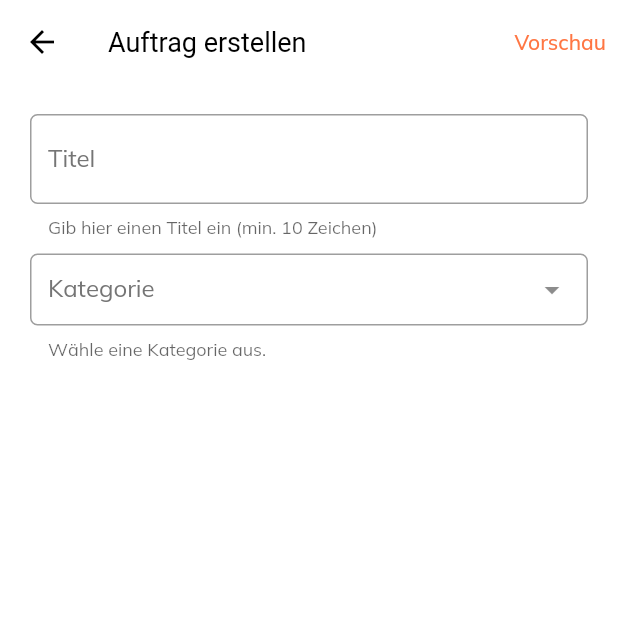
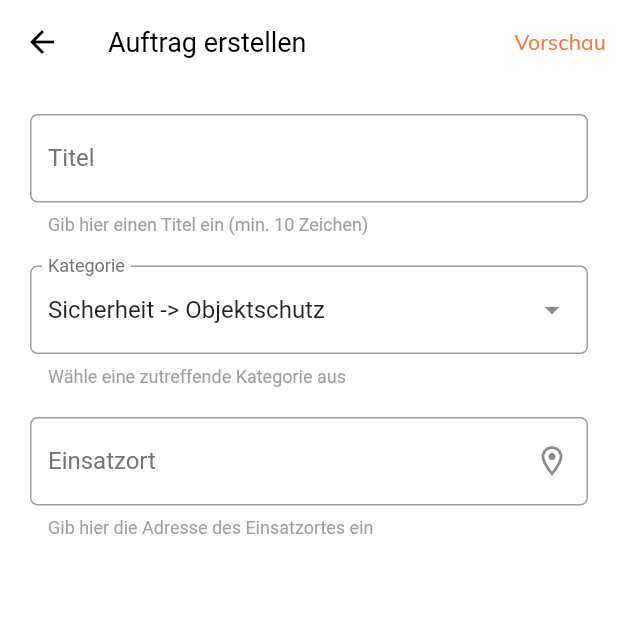
Before and after one commit to rahilkaiser/easy_job_app, a Flutter app: the CreateJobScreen screen opened by its route, on a phone screen of 412 x 824 dp, the top half of it. Run offline on Flutter 3.47's test engine with Material 2 defaults, Android fonts, the phone set to English and light mode, and no system bars; drawn by our look-alikes of dropdown_search; our stand-ins replace animated_text_kit, flutter_svg, geocoding, geolocator, google_maps_flutter.

Commit message:
AddedFields in Create Job Screen

```diff
--- a/lib/screens/auth/splash_screen/components/splash_screen_body.dart
+++ b/lib/screens/auth/splash_screen/components/splash_screen_body.dart
@@ -2,6 +2,7 @@
 
 import 'package:animated_text_kit/animated_text_kit.dart';
 import 'package:easy_job_app/constants.dart';
+import 'package:easy_job_app/screens/auth/sign_up_screen/sign_up_screen.dart';
 import 'package:easy_job_app/screens/home_screen/home_screen.dart';
 
 import 'package:flutter/material.dart';
--- /dev/null
+++ b/lib/screens/create_job/components/categories.dart
@@ -0,0 +1,15 @@
+import 'package:flutter/material.dart';
+
+class CategoryModal extends StatefulWidget {
+  const CategoryModal({Key? key}) : super(key: key);
+
+  @override
+  State<CategoryModal> createState() => _CategoryModalState();
+}
+
+class _CategoryModalState extends State<CategoryModal> {
+  @override
+  Widget build(BuildContext context) {
+    return Container();
+  }
+}
--- a/lib/screens/create_job/create_job_screen.dart
+++ b/lib/screens/create_job/create_job_screen.dart
@@ -15,26 +15,30 @@
 class _CreateJobScreenState extends State<CreateJobScreen> {
   int _activeStepIndex = 0;
 
-  //Titel
-  //Kategorie
-  //Beschreibung
-  //Einsatzort --> Adresse
-  //Einsatzbeginn --> ab sofort || Einsatzende --> Datum/ Vollzeit/ Teilzeit
-  //Gehalt und Auszahlungsart --> Pro Stunde || pauschal
+  bool shiftStartDateTimeSelected = false;
+  DateTime shiftStartDateTime = DateTime.now();
+  late DateTime untilDate;
 
-  TextEditingController title = TextEditingController();
+  @override
+  void initState() {
+    super.initState();
+
+    untilDate = DateTime(shiftStartDateTime.year + 10);
+  }
+
+  TextEditingController title = TextEditingController(text: "");
   TextEditingController descr = TextEditingController();
+
+  TextEditingController category =
+      TextEditingController(text: "Sicherheit -> Objektschutz");
+
+  TextEditingController adress = TextEditingController();
 
   final _createJobFormKey = GlobalKey<FormState>();
 
-  //Kategorien --> Enum?
-  //Einsatzort --> Addresse
-  //Einsatzbeginn --> ab sofort == DateTime.now() oder Datum
-  //Einsatzende --> DateTime || Enum
-  //Auszahlungsart --> isPerHour
-  //Gehalt --> float
-
   FocusNode _titleFocusNode = new FocusNode();
+  FocusNode _categoryFocusNode = new FocusNode();
+  FocusNode _adressFocusNode = new FocusNode();
 
   RenderBox? _findBorderBox(RenderBox box) {
     RenderBox? borderBox;
@@ -77,7 +81,11 @@
         ),
       ),
       body: Theme(
-        data: Theme.of(context).copyWith(primaryColor: kPrimaryColor),
+        data: ThemeData(
+          colorScheme: ThemeData().colorScheme.copyWith(
+                primary: kPrimaryColor,
+              ),
+        ),
         child: Container(
           padding: EdgeInsets.all(
             kDefaultPadding,
@@ -87,7 +95,129 @@
             child: Column(
               mainAxisAlignment: MainAxisAlignment.start,
               children: [
-                TextFormField(
+                TitleInputField(
+                    title: title,
+                    titleFocusNode: _titleFocusNode,
+                    createJobFormKey: _createJobFormKey),
+                SizedBox(
+                  height: 20,
+                ),
+                CategoriesField(
+                    category: category, categoryFocusNode: _categoryFocusNode),
+                SizedBox(
+                  height: 20,
+                ),
+
+                WorkLocationTextField(
+                    adress: adress, adressFocusNode: _adressFocusNode),
+                SizedBox(
+                  height: 20,
+                ),
+                //Kategorien --> Enum?
+                //Einsatzort --> Addresse
+                //Einsatzbeginn --> ab sofort == DateTime.now() oder Datum
+                //Einsatzende --> DateTime || Enum
+                //Auszahlungsart --> isPerHour
+                //Gehalt --> float
+
+
+              ],
+            ),
+          ),
+        ),
+      ),
+    );
+  }
+
+
+}
+
+class WorkLocationTextField extends StatelessWidget {
+  const WorkLocationTextField({
+    Key? key,
+    required this.adress,
+    required FocusNode adressFocusNode,
+  })  : _adressFocusNode = adressFocusNode,
+        super(key: key);
+
+  final TextEditingController adress;
+  final FocusNode _adressFocusNode;
+
+  @override
+  Widget build(BuildContext context) {
+    return TextFormField(
+      controller: adress,
+      focusNode: this._adressFocusNode,
+      readOnly: true,
+      decoration: InputDecoration(
+        suffixIcon: Icon(Icons.location_on_outlined),
+        focusedBorder: OutlineInputBorder(
+          borderSide: BorderSide(color: kPrimaryColor),
+        ),
+        labelText: "Einsatzort",
+        labelStyle: TextStyle(color: kTextColor),
+        helperText: "Gib hier die Adresse des Einsatzortes ein",
+        helperStyle: hintSearchTextStyle,
+        border: OutlineInputBorder(
+          borderRadius: BorderRadius.circular(5),
+        ),
+      ),
+    );
+  }
+}
+
+class CategoriesField extends StatelessWidget {
+  const CategoriesField({
+    Key? key,
+    required this.category,
+    required FocusNode categoryFocusNode,
+  })  : _categoryFocusNode = categoryFocusNode,
+        super(key: key);
+
+  final TextEditingController category;
+  final FocusNode _categoryFocusNode;
+
+  @override
+  Widget build(BuildContext context) {
+    return TextFormField(
+      controller: category,
+      focusNode: this._categoryFocusNode,
+      readOnly: true,
+      decoration: InputDecoration(
+        suffixIcon: Icon(Icons.arrow_drop_down),
+        focusedBorder: OutlineInputBorder(
+          borderSide: BorderSide(color: kPrimaryColor),
+        ),
+        labelText: "Kategorie",
+        labelStyle: TextStyle(color: kTextColor),
+        helperText: "Wähle eine zutreffende Kategorie aus",
+        helperStyle: hintSearchTextStyle,
+        border: OutlineInputBorder(
+          borderRadius: BorderRadius.circular(5),
+        ),
+      ),
+    );
+  }
+}
+
+class TitleInputField extends StatelessWidget {
+  const TitleInputField({
+    Key? key,
+    required this.title,
+    required FocusNode titleFocusNode,
+    required GlobalKey<FormState> createJobFormKey,
+  })  : _titleFocusNode = titleFocusNode,
+        _createJobFormKey = createJobFormKey,
+        super(key: key);
+
+  final TextEditingController title;
+  final FocusNode _titleFocusNode;
+  final GlobalKey<FormState> _createJobFormKey;
+
+  @override
+  Widget build(BuildContext context) {
+    return TextFormField(
+      controller: title,
       focusNode: this._titleFocusNode,
       decoration: InputDecoration(
         focusedBorder: OutlineInputBorder(
@@ -96,51 +226,53 @@
         labelText: "Titel",
         labelStyle: TextStyle(color: kTextColor),
         helperText: "Gib hier einen Titel ein (min. 10 Zeichen)",
+        helperStyle: hintSearchTextStyle,
         border: OutlineInputBorder(
           borderRadius: BorderRadius.circular(5),
         ),
       ),
       key: _createJobFormKey,
-                ),
-                SizedBox(
-                  height: 10,
-                ),
-                DropdownSearch<String>(
-                  validator: (v) => v == null ? "required field" : null,
+    );
+  }
+}
 
-                  dropdownSearchDecoration: InputDecoration(
-                    focusedBorder: OutlineInputBorder(
-                      borderSide: BorderSide(color: kPrimaryColor),
-                    ),
-                    labelText: "Kategorie",
-                    labelStyle: TextStyle(color: kTextColor),
-                    helperText: 'Wähle eine Kategorie aus.',
-                    contentPadding: EdgeInsets.fromLTRB(12, 12, 0, 0),
-                    border: OutlineInputBorder(
-                      borderRadius: BorderRadius.circular(5),
-                    ),
-                  ),
-                  mode: Mode.BOTTOM_SHEET,
-                  showSelectedItems: true,
-                  items: const [
-                    "Weitere Jobs",
-                    "Bau, Handwerk & Produktion",
-                    "Arbeit mit Tieren",
-                    "Büroarbeit & Verwaltung",
-                    'Gastronomie & Tourismus',
-                    "Kundenservice & Call Center",
-                    "Mini- & Nebenjobs",
-                    "Soziale Dienstleistungen & Pflege",
-                    "Sicherheit",
-                    "Transport, Logistik & Verkehr",
-                    "Vertrieb, Einkauf & Verkauf",
-                    "Informationstechnik",
-                    "Grafik/Design",
-                    "Haushaltshilfe",
-                    "Reinigung & Pflege",
-                  ],
-                  onChanged: print,
-                   popupTitle: Text("Kategorien", style: TextStyle(fontSize: 19),),
+// Stack(
+//   clipBehavior: Clip.none,
+//   children: [
+//     Container(
+//       decoration: BoxDecoration(
+//         border: Border.all(color: kTextColor),
+//         borderRadius: BorderRadius.circular(5),
+//       ),
+//       child: TextField(
+//         textAlign: TextAlign.center,
+//         autofocus: true,
+//         enabled: false,
+//         decoration: InputDecoration(
+//           label: Center(
+//             child: Text("Kategorie"),
+//           ),
+//           labelStyle: TextStyle(color: kPrimaryColor),
+//         ),
+//       ),
+//     ),
+//     Positioned(
+//       top: -10,
+//       left: 9,
+//       child: Container(
+//         color: Colors.white,
+//         child: Text(
+//           "Kategorie",
+//           style: TextStyle(
+//             fontSize: 12,
+//             color: kPrimaryColor,
+//           ),
+//         ),
+//       ),
+//     ),
+//   ],
+// ),
+
 // popupItemBuilder: ,
 // positionCallback: (popupButtonObject, overlay) {
 //   final decorationBox = _findBorderBox(popupButtonObject);
@@ -170,12 +302,52 @@
 //     Size(overlay.size.width, overlay.size.height),
 //   );
 // },
-                ),
-              ],
-            ),
-          ),
-        ),
-      ),
-    );
-  }
-}
+
+//
+// DropdownSearch<String>(
+// validator: (v) => v == null ? "required field" : null,
+// dropdownSearchDecoration: InputDecoration(
+// focusedBorder: OutlineInputBorder(
+// borderSide: BorderSide(color: kPrimaryColor),
+// ),
+// label: Container(
+// child: Text("Kategorie"),
+// ),
+// helperText: 'Wähle eine zutfreffende Kategorie aus',
+// helperStyle: hintSearchTextStyle,
+// contentPadding: EdgeInsets.fromLTRB(10, 10, 0, 0),
+// border: OutlineInputBorder(
+// borderRadius: BorderRadius.circular(5),
+// ),
+// ),
+// mode: Mode.BOTTOM_SHEET,
+// showAsSuffixIcons: false,
+// showClearButton: true,
+// maxHeight: MediaQuery.of(context).size.height - 80,
+// showSelectedItems: true,
+// items: const [
+// "Sonstige",
+// "Bau, Handwerk & Produktion",
+// "Arbeit mit Tieren",
+// "Büroarbeit & Verwaltung",
+// 'Gastronomie & Tourismus',
+// "Kundenservice & Call Center",
+// "Mini- & Nebenjobs",
+// "Soziale Dienstleistungen & Pflege",
+// "Sicherheit",
+// "Transport, Logistik & Verkehr",
+// "Vertrieb, Einkauf & Verkauf",
+// "Informationstechnik",
+// "Grafik/Design",
+// "Haushaltshilfe",
+// "Reinigung & Pflege",
+// ],
+// onChanged: print,
+// popupTitle: Container(
+// padding: EdgeInsets.all(10),
+// child: Text(
+// "Kategorien",
+// style: TextStyle(fontSize: 19),
+// ),
+// ),
+// ),
```
Lines whose indentation alone changed are shown as unchanged.
